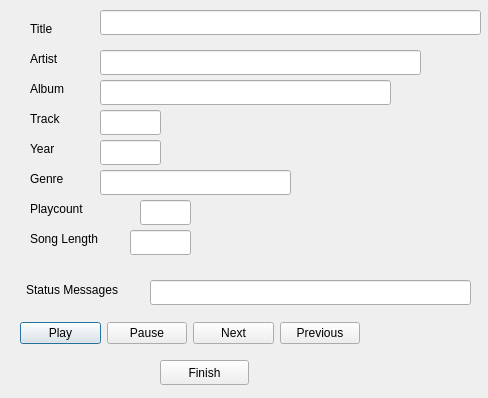
Qt form player.ui (poldi171254/StrawberryRemote) before a commit.
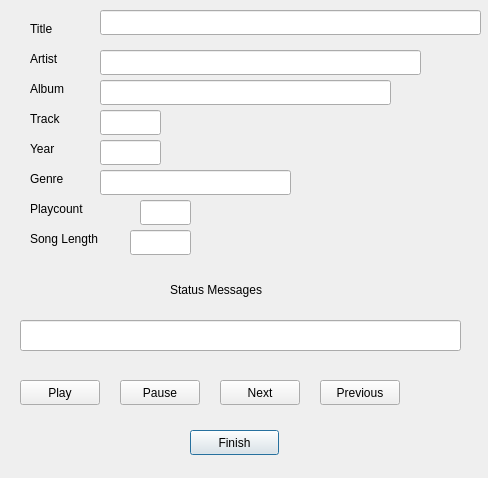
The same form after that commit.

Diff of the .ui file:
```diff
--- a/player.ui
+++ b/player.ui
@@ -7,7 +7,7 @@
     <x>0</x>
     <y>0</y>
     <width>488</width>
-    <height>398</height>
+    <height>478</height>
    </rect>
   </property>
   <property name="windowTitle">
@@ -120,7 +120,7 @@
   <widget class="QLabel" name="statusMessageLabel">
    <property name="geometry">
     <rect>
-     <x>26</x>
+     <x>170</x>
      <y>280</y>
      <width>121</width>
      <height>20</height>
@@ -130,51 +130,11 @@
     <string>Status Messages</string>
    </property>
   </widget>
-  <widget class="QWidget" name="layoutWidget">
-   <property name="geometry">
-    <rect>
-     <x>20</x>
-     <y>320</y>
-     <width>340</width>
-     <height>27</height>
-    </rect>
-   </property>
-   <layout class="QHBoxLayout" name="horizontalLayout">
-    <item>
-     <widget class="QPushButton" name="playButton">
-      <property name="text">
-       <string>Play</string>
-      </property>
-     </widget>
-    </item>
-    <item>
-     <widget class="QPushButton" name="pauseButton">
-      <property name="text">
-       <string>Pause</string>
-      </property>
-     </widget>
-    </item>
-    <item>
-     <widget class="QPushButton" name="nextButton">
-      <property name="text">
-       <string>Next</string>
-      </property>
-     </widget>
-    </item>
-    <item>
-     <widget class="QPushButton" name="previouseButton">
-      <property name="text">
-       <string>Previous</string>
-      </property>
-     </widget>
-    </item>
-   </layout>
-  </widget>
   <widget class="QPushButton" name="finishButton">
    <property name="geometry">
     <rect>
-     <x>160</x>
-     <y>360</y>
+     <x>190</x>
+     <y>430</y>
      <width>89</width>
      <height>25</height>
     </rect>
@@ -266,11 +226,63 @@
   <widget class="QLineEdit" name="statusMessage">
    <property name="geometry">
     <rect>
-     <x>150</x>
-     <y>280</y>
-     <width>321</width>
+     <x>20</x>
+     <y>320</y>
+     <width>441</width>
+     <height>31</height>
+    </rect>
+   </property>
+  </widget>
+  <widget class="QPushButton" name="playButton">
+   <property name="geometry">
+    <rect>
+     <x>20</x>
+     <y>380</y>
+     <width>80</width>
      <height>25</height>
     </rect>
+   </property>
+   <property name="text">
+    <string>Play</string>
+   </property>
+  </widget>
+  <widget class="QPushButton" name="pauseButton">
+   <property name="geometry">
+    <rect>
+     <x>120</x>
+     <y>380</y>
+     <width>80</width>
+     <height>25</height>
+    </rect>
+   </property>
+   <property name="text">
+    <string>Pause</string>
+   </property>
+  </widget>
+  <widget class="QPushButton" name="previouseButton">
+   <property name="geometry">
+    <rect>
+     <x>320</x>
+     <y>380</y>
+     <width>80</width>
+     <height>25</height>
+    </rect>
+   </property>
+   <property name="text">
+    <string>Previous</string>
+   </property>
+  </widget>
+  <widget class="QPushButton" name="nextButton">
+   <property name="geometry">
+    <rect>
+     <x>220</x>
+     <y>380</y>
+     <width>80</width>
+     <height>25</height>
+    </rect>
+   </property>
+   <property name="text">
+    <string>Next</string>
    </property>
   </widget>
  </widget>
```
Left out of the diff: 24 changed lines with no effect on the pictures.
